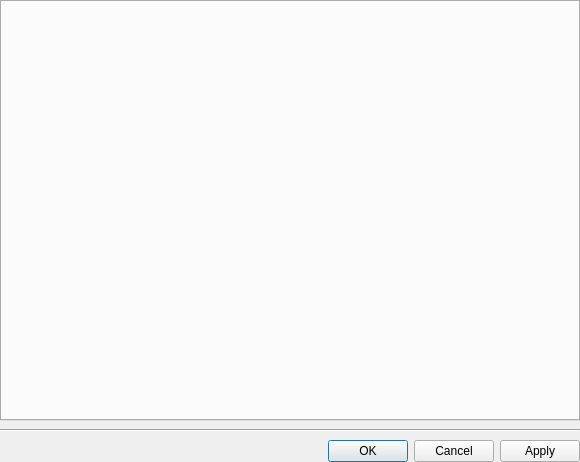
networkoptix/nx_open, file client/src/ui/dialogs/resource_properties/user_settings_dialog.ui: the form before one commit.
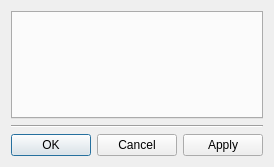
The form after the commit.

Commit message:
VMS-2623: User Settings: Profile (part 1)
<==== Mercurial data ====>
Branch: dev_3.0.0_gui

What changed in the file:
```diff
--- a/client/src/ui/dialogs/resource_properties/user_settings_dialog.ui
+++ b/client/src/ui/dialogs/resource_properties/user_settings_dialog.ui
@@ -6,26 +6,11 @@
    <rect>
     <x>0</x>
     <y>0</y>
-    <width>580</width>
-    <height>462</height>
+    <width>255</width>
+    <height>167</height>
    </rect>
   </property>
   <layout class="QVBoxLayout" name="verticalLayout">
-   <property name="spacing">
-    <number>8</number>
-   </property>
-   <property name="leftMargin">
-    <number>0</number>
-   </property>
-   <property name="topMargin">
-    <number>0</number>
-   </property>
-   <property name="rightMargin">
-    <number>0</number>
-   </property>
-   <property name="bottomMargin">
-    <number>0</number>
-   </property>
    <item>
     <widget class="QTabWidget" name="tabWidget"/>
    </item>
```
The commit also changes 5 other files.
